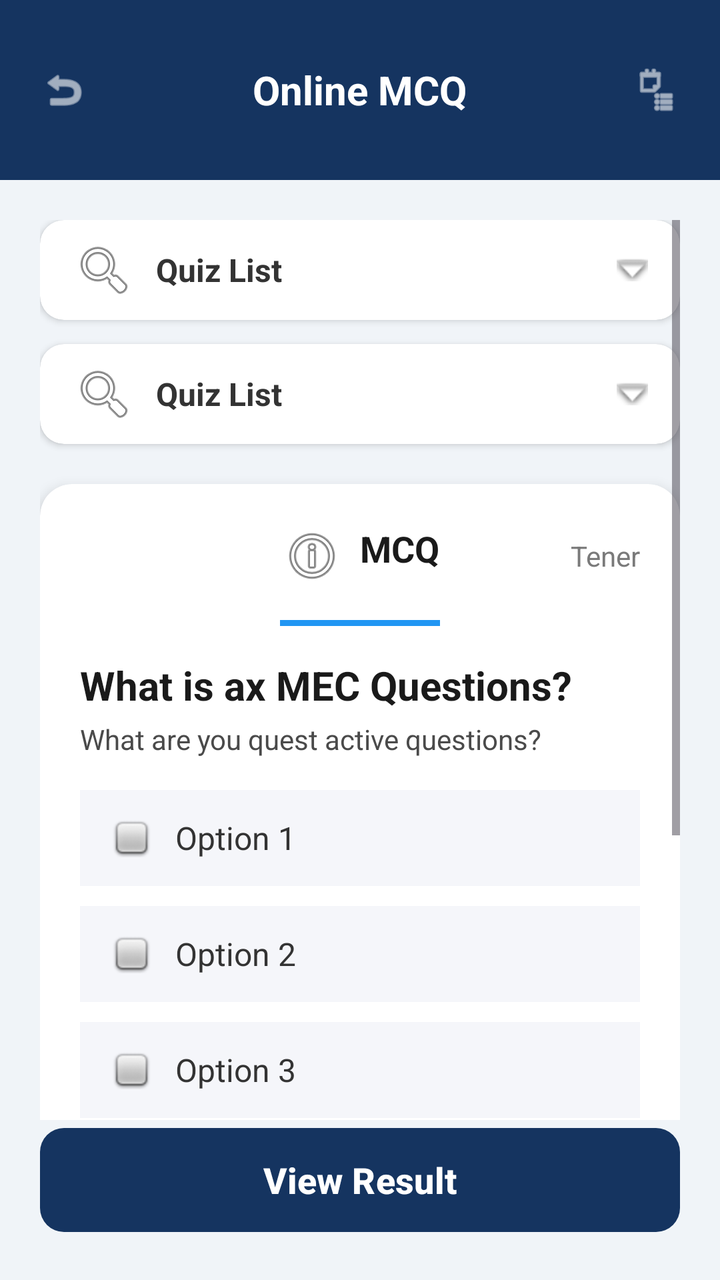
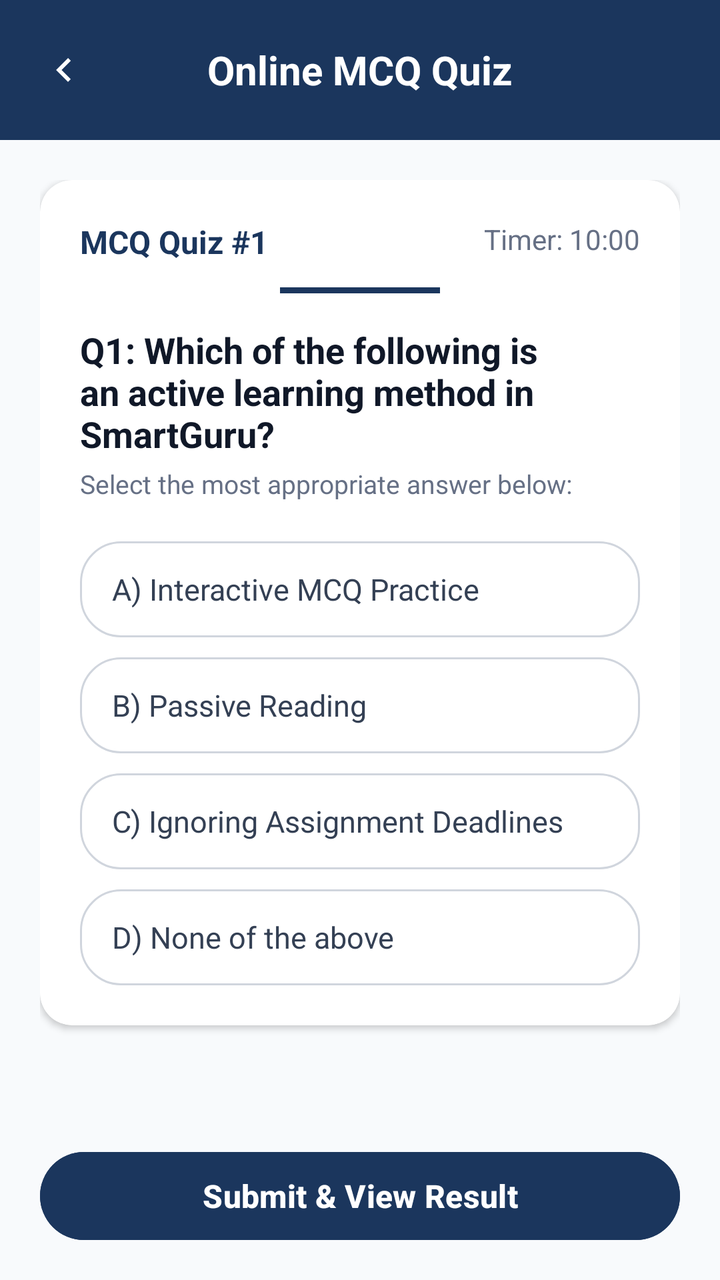

Before-and-after screenshots of an Android layout around one commit, followed by the original layout XML and the change that was made.
<!-- AndroidManifest.xml: application theme Theme.SmartGuru -->
<!-- res/layout/activity_quiz.xml -->
<?xml version="1.0" encoding="utf-8"?>
<RelativeLayout xmlns:android="http://schemas.android.com/apk/res/android"
    xmlns:app="http://schemas.android.com/apk/res-auto"
    android:layout_width="match_parent"
    android:layout_height="match_parent"
    android:background="#F0F4F8">

    
    <RelativeLayout
        android:id="@+id/headerLayout"
        android:layout_width="match_parent"
        android:layout_height="90dp"
        android:background="#153460"
        android:paddingHorizontal="20dp"
        android:paddingTop="30dp">

        <ImageView
            android:id="@+id/btnBack"
            android:layout_width="24dp"
            android:layout_height="24dp"
            android:layout_alignParentStart="true"
            android:layout_centerVertical="true"
            android:src="@android:drawable/ic_menu_revert"
            app:tint="#FFFFFF" />

        <TextView
            android:layout_width="wrap_content"
            android:layout_height="wrap_content"
            android:layout_centerInParent="true"
            android:text="Online MCQ"
            android:textColor="#FFFFFF"
            android:textSize="20sp"
            android:textStyle="bold" />

        <ImageView
            android:layout_width="24dp"
            android:layout_height="24dp"
            android:layout_alignParentEnd="true"
            android:layout_centerVertical="true"
            android:src="@android:drawable/ic_menu_agenda"
            app:tint="#FFFFFF" />
    </RelativeLayout>

    
    <com.google.android.material.button.MaterialButton
        android:id="@+id/btnViewResult"
        android:layout_width="match_parent"
        android:layout_height="60dp"
        android:layout_alignParentBottom="true"
        android:layout_marginHorizontal="20dp"
        android:layout_marginBottom="20dp"
        android:text="View Result"
        android:textAllCaps="false"
        android:textColor="#FFFFFF"
        android:textSize="18sp"
        android:textStyle="bold"
        app:backgroundTint="#153460"
        app:cornerRadius="12dp" />

    
    <ScrollView
        android:layout_width="match_parent"
        android:layout_height="match_parent"
        android:layout_above="@id/btnViewResult"
        android:layout_below="@id/headerLayout"
        android:clipToPadding="false"
        android:padding="20dp">

        <LinearLayout
            android:layout_width="match_parent"
            android:layout_height="wrap_content"
            android:orientation="vertical">

            
            <androidx.cardview.widget.CardView
                android:layout_width="match_parent"
                android:layout_height="50dp"
                android:layout_marginBottom="12dp"
                app:cardBackgroundColor="#FFFFFF"
                app:cardCornerRadius="12dp"
                app:cardElevation="2dp">

                <TextView
                    android:layout_width="match_parent"
                    android:layout_height="match_parent"
                    android:drawableStart="@android:drawable/ic_menu_search"
                    android:drawableEnd="@android:drawable/arrow_down_float"
                    android:drawablePadding="10dp"
                    android:gravity="center_vertical"
                    android:paddingHorizontal="16dp"
                    android:text="Quiz List"
                    android:textColor="#333333"
                    android:textSize="16sp"
                    android:textStyle="bold" />
            </androidx.cardview.widget.CardView>

            
            <androidx.cardview.widget.CardView
                android:layout_width="match_parent"
                android:layout_height="50dp"
                android:layout_marginBottom="20dp"
                app:cardBackgroundColor="#FFFFFF"
                app:cardCornerRadius="12dp"
                app:cardElevation="2dp">

                <TextView
                    android:layout_width="match_parent"
                    android:layout_height="match_parent"
                    android:drawableStart="@android:drawable/ic_menu_search"
                    android:drawableEnd="@android:drawable/arrow_down_float"
                    android:drawablePadding="10dp"
                    android:gravity="center_vertical"
                    android:paddingHorizontal="16dp"
                    android:text="Quiz List"
                    android:textColor="#333333"
                    android:textSize="16sp"
                    android:textStyle="bold" />
            </androidx.cardview.widget.CardView>

            
            <androidx.cardview.widget.CardView
                android:layout_width="match_parent"
                android:layout_height="wrap_content"
                android:layout_marginBottom="16dp"
                app:cardBackgroundColor="#FFFFFF"
                app:cardCornerRadius="16dp"
                app:cardElevation="4dp">

                <LinearLayout
                    android:layout_width="match_parent"
                    android:layout_height="wrap_content"
                    android:orientation="vertical"
                    android:padding="20dp">

                    
                    <RelativeLayout
                        android:layout_width="match_parent"
                        android:layout_height="wrap_content"
                        android:layout_marginBottom="16dp">

                        <TextView
                            android:layout_width="wrap_content"
                            android:layout_height="wrap_content"
                            android:layout_centerInParent="true"
                            android:drawableStart="@android:drawable/ic_menu_info_details"
                            android:drawablePadding="8dp"
                            android:text="MCQ"
                            android:textColor="#1A1A1A"
                            android:textSize="18sp"
                            android:textStyle="bold" />

                        <TextView
                            android:layout_width="wrap_content"
                            android:layout_height="wrap_content"
                            android:layout_alignParentEnd="true"
                            android:layout_centerVertical="true"
                            android:text="Tener"
                            android:textColor="#7A7A7A"
                            android:textSize="14sp" />
                    </RelativeLayout>

                    
                    <View
                        android:layout_width="80dp"
                        android:layout_height="3dp"
                        android:layout_gravity="center_horizontal"
                        android:layout_marginBottom="16dp"
                        android:background="#2196F3" />

                    
                    <TextView
                        android:layout_width="match_parent"
                        android:layout_height="wrap_content"
                        android:text="What is ax MEC Questions?"
                        android:textColor="#1A1A1A"
                        android:textSize="20sp"
                        android:textStyle="bold" />

                    <TextView
                        android:layout_width="match_parent"
                        android:layout_height="wrap_content"
                        android:layout_marginTop="4dp"
                        android:layout_marginBottom="16dp"
                        android:text="What are you quest active questions?"
                        android:textColor="#4A4A4A"
                        android:textSize="14sp" />

                    
                    
                    <TextView
                        android:layout_width="match_parent"
                        android:layout_height="48dp"
                        android:layout_marginBottom="10dp"
                        android:background="#F5F6FA"
                        android:drawableStart="@android:drawable/checkbox_off_background"
                        android:drawablePadding="12dp"
                        android:gravity="center_vertical"
                        android:paddingHorizontal="16dp"
                        android:text="Option 1"
                        android:textColor="#333333"
                        android:textSize="16sp" />

                    
                    <TextView
                        android:layout_width="match_parent"
                        android:layout_height="48dp"
                        android:layout_marginBottom="10dp"
                        android:background="#F5F6FA"
                        android:drawableStart="@android:drawable/checkbox_off_background"
                        android:drawablePadding="12dp"
                        android:gravity="center_vertical"
                        android:paddingHorizontal="16dp"
                        android:text="Option 2"
                        android:textColor="#333333"
                        android:textSize="16sp" />

                    
                    <TextView
                        android:layout_width="match_parent"
                        android:layout_height="48dp"
                        android:layout_marginBottom="10dp"
                        android:background="#F5F6FA"
                        android:drawableStart="@android:drawable/checkbox_off_background"
                        android:drawablePadding="12dp"
                        android:gravity="center_vertical"
                        android:paddingHorizontal="16dp"
                        android:text="Option 3"
                        android:textColor="#333333"
                        android:textSize="16sp" />

                    
                    <TextView
                        android:layout_width="match_parent"
                        android:layout_height="48dp"
                        android:background="#F5F6FA"
                        android:drawableStart="@android:drawable/checkbox_off_background"
                        android:drawablePadding="12dp"
                        android:gravity="center_vertical"
                        android:paddingHorizontal="16dp"
                        android:text="Option!"
                        android:textColor="#333333"
                        android:textSize="16sp" />
                </LinearLayout>
            </androidx.cardview.widget.CardView>

            
            <androidx.cardview.widget.CardView
                android:layout_width="match_parent"
                android:layout_height="wrap_content"
                app:cardBackgroundColor="#FFFFFF"
                app:cardCornerRadius="16dp"
                app:cardElevation="4dp">

                <LinearLayout
                    android:layout_width="match_parent"
                    android:layout_height="wrap_content"
                    android:orientation="vertical"
                    android:padding="20dp">

                    <RelativeLayout
                        android:layout_width="match_parent"
                        android:layout_height="wrap_content"
                        android:layout_marginBottom="8dp">

                        <TextView
                            android:layout_width="wrap_content"
                            android:layout_height="wrap_content"
                            android:text="Final Result"
                            android:textColor="#1A1A1A"
                            android:textSize="18sp"
                            android:textStyle="bold" />

                        <TextView
                            android:layout_width="wrap_content"
                            android:layout_height="wrap_content"
                            android:layout_alignParentEnd="true"
                            android:text="90"
                            android:textColor="#1A1A1A"
                            android:textSize="18sp"
                            android:textStyle="bold" />
                    </RelativeLayout>

                    <RelativeLayout
                        android:layout_width="match_parent"
                        android:layout_height="wrap_content">

                        <TextView
                            android:layout_width="wrap_content"
                            android:layout_height="wrap_content"
                            android:text="Final Result"
                            android:textColor="#4A4A4A"
                            android:textSize="16sp" />

                        <TextView
                            android:layout_width="wrap_content"
                            android:layout_height="wrap_content"
                            android:layout_alignParentEnd="true"
                            android:text="30"
                            android:textColor="#4A4A4A"
                            android:textSize="16sp" />
                    </RelativeLayout>
                </LinearLayout>
            </androidx.cardview.widget.CardView>

        </LinearLayout>
    </ScrollView>
</RelativeLayout>
<!-- resources referenced by this layout -->
<resources>
  <style name="Theme.SmartGuru" parent="Base.Theme.SmartGuru" />
  <style name="Base.Theme.SmartGuru" parent="Theme.Material3.DayNight.NoActionBar">
          
          
      </style>
</resources>

<!-- the commit's change to res/layout/activity_quiz.xml (unified diff, before → after) -->
@@ -1,18 +1,19 @@
 <?xml version="1.0" encoding="utf-8"?>
 <RelativeLayout xmlns:android="http://schemas.android.com/apk/res/android"
     xmlns:app="http://schemas.android.com/apk/res-auto"
+    xmlns:tools="http://schemas.android.com/tools"
     android:layout_width="match_parent"
     android:layout_height="match_parent"
-    android:background="#F0F4F8">
+    android:background="#F8FAFC"
+    tools:context=".QuizActivity">
 
     
     <RelativeLayout
         android:id="@+id/headerLayout"
         android:layout_width="match_parent"
-        android:layout_height="90dp"
-        android:background="#153460"
-        android:paddingHorizontal="20dp"
-        android:paddingTop="30dp">
+        android:layout_height="70dp"
+        android:background="@color/smart_blue"
+        android:paddingHorizontal="20dp">
 
         <ImageView
             android:id="@+id/btnBack"
@@ -20,42 +21,36 @@
             android:layout_height="24dp"
             android:layout_alignParentStart="true"
             android:layout_centerVertical="true"
-            android:src="@android:drawable/ic_menu_revert"
-            app:tint="#FFFFFF" />
+            android:clickable="true"
+            android:contentDescription="Back"
+            android:focusable="true"
+            android:src="@drawable/ic_back_arrow" />
 
         <TextView
             android:layout_width="wrap_content"
             android:layout_height="wrap_content"
             android:layout_centerInParent="true"
-            android:text="Online MCQ"
+            android:text="Online MCQ Quiz"
             android:textColor="#FFFFFF"
             android:textSize="20sp"
             android:textStyle="bold" />
 
-        <ImageView
-            android:layout_width="24dp"
-            android:layout_height="24dp"
-            android:layout_alignParentEnd="true"
-            android:layout_centerVertical="true"
-            android:src="@android:drawable/ic_menu_agenda"
-            app:tint="#FFFFFF" />
     </RelativeLayout>
 
     
-    <com.google.android.material.button.MaterialButton
+    <Button
         android:id="@+id/btnViewResult"
         android:layout_width="match_parent"
-        android:layout_height="60dp"
+        android:layout_height="52dp"
         android:layout_alignParentBottom="true"
         android:layout_marginHorizontal="20dp"
-        android:layout_marginBottom="20dp"
-        android:text="View Result"
+        android:layout_marginBottom="16dp"
+        android:backgroundTint="@color/smart_blue"
+        android:text="Submit &amp; View Result"
         android:textAllCaps="false"
         android:textColor="#FFFFFF"
-        android:textSize="18sp"
-        android:textStyle="bold"
-        app:backgroundTint="#153460"
-        app:cornerRadius="12dp" />
+        android:textSize="16sp"
+        android:textStyle="bold" />
 
     
     <ScrollView
@@ -74,57 +69,11 @@
             
             <androidx.cardview.widget.CardView
                 android:layout_width="match_parent"
-                android:layout_height="50dp"
-                android:layout_marginBottom="12dp"
-                app:cardBackgroundColor="#FFFFFF"
-                app:cardCornerRadius="12dp"
-                app:cardElevation="2dp">
-
-                <TextView
-                    android:layout_width="match_parent"
-                    android:layout_height="match_parent"
-                    android:drawableStart="@android:drawable/ic_menu_search"
-                    android:drawableEnd="@android:drawable/arrow_down_float"
-                    android:drawablePadding="10dp"
-                    android:gravity="center_vertical"
-                    android:paddingHorizontal="16dp"
-                    android:text="Quiz List"
-                    android:textColor="#333333"
-                    android:textSize="16sp"
-                    android:textStyle="bold" />
-            </androidx.cardview.widget.CardView>
-
-            
-            <androidx.cardview.widget.CardView
-                android:layout_width="match_parent"
-                android:layout_height="50dp"
+                android:layout_height="wrap_content"
                 android:layout_marginBottom="20dp"
                 app:cardBackgroundColor="#FFFFFF"
-                app:cardCornerRadius="12dp"
+                app:cardCornerRadius="16dp"
                 app:cardElevation="2dp">
-
-                <TextView
-                    android:layout_width="match_parent"
-                    android:layout_height="match_parent"
-                    android:drawableStart="@android:drawable/ic_menu_search"
-                    android:drawableEnd="@android:drawable/arrow_down_float"
-                    android:drawablePadding="10dp"
-                    android:gravity="center_vertical"
-                    android:paddingHorizontal="16dp"
-                    android:text="Quiz List"
-                    android:textColor="#333333"
-                    android:textSize="16sp"
-                    android:textStyle="bold" />
-            </androidx.cardview.widget.CardView>
-
-            
-            <androidx.cardview.widget.CardView
-                android:layout_width="match_parent"
-                android:layout_height="wrap_content"
-                android:layout_marginBottom="16dp"
-                app:cardBackgroundColor="#FFFFFF"
-                app:cardCornerRadius="16dp"
-                app:cardElevation="4dp">
 
                 <LinearLayout
                     android:layout_width="match_parent"
@@ -136,26 +85,23 @@
                     <RelativeLayout
                         android:layout_width="match_parent"
                         android:layout_height="wrap_content"
-                        android:layout_marginBottom="16dp">
-
-                        <TextView
-                            android:layout_width="wrap_content"
-                            android:layout_height="wrap_content"
-                            android:layout_centerInParent="true"
-                            android:drawableStart="@android:drawable/ic_menu_info_details"
-                            android:drawablePadding="8dp"
-                            android:text="MCQ"
-                            android:textColor="#1A1A1A"
-                            android:textSize="18sp"
+                        android:layout_marginBottom="12dp">
+
+                        <TextView
+                            android:layout_width="wrap_content"
+                            android:layout_height="wrap_content"
+                            android:layout_alignParentStart="true"
+                            android:text="MCQ Quiz #1"
+                            android:textColor="@color/smart_blue"
+                            android:textSize="16sp"
                             android:textStyle="bold" />
 
                         <TextView
                             android:layout_width="wrap_content"
                             android:layout_height="wrap_content"
                             android:layout_alignParentEnd="true"
-                            android:layout_centerVertical="true"
-                            android:text="Tener"
-                            android:textColor="#7A7A7A"
+                            android:text="Timer: 10:00"
+                            android:textColor="#667085"
                             android:textSize="14sp" />
                     </RelativeLayout>
 
@@ -165,91 +111,99 @@
                         android:layout_height="3dp"
                         android:layout_gravity="center_horizontal"
                         android:layout_marginBottom="16dp"
-                        android:background="#2196F3" />
-
-                    
-                    <TextView
-                        android:layout_width="match_parent"
-                        android:layout_height="wrap_content"
-                        android:text="What is ax MEC Questions?"
-                        android:textColor="#1A1A1A"
-                        android:textSize="20sp"
+                        android:background="@color/smart_blue" />
+
+                    
+                    <TextView
+                        android:id="@+id/tvQuestionTitle"
+                        android:layout_width="match_parent"
+                        android:layout_height="wrap_content"
+                        android:text="Q1: Which of the following is an active learning method in SmartGuru?"
+                        android:textColor="#101828"
+                        android:textSize="18sp"
                         android:textStyle="bold" />
 
                     <TextView
                         android:layout_width="match_parent"
                         android:layout_height="wrap_content"
                         android:layout_marginTop="4dp"
-                        android:layout_marginBottom="16dp"
-                        android:text="What are you quest active questions?"
-                        android:textColor="#4A4A4A"
-                        android:textSize="14sp" />
-
-                    
-                    
-                    <TextView
+                        android:layout_marginBottom="20dp"
+                        android:text="Select the most appropriate answer below:"
+                        android:textColor="#667085"
+                        android:textSize="13sp" />
+
+                    
+                    
+                    <TextView
+                        android:id="@+id/option1"
                         android:layout_width="match_parent"
                         android:layout_height="48dp"
                         android:layout_marginBottom="10dp"
-                        android:background="#F5F6FA"
-                        android:drawableStart="@android:drawable/checkbox_off_background"
-                        android:drawablePadding="12dp"
-                        android:gravity="center_vertical"
-                        android:paddingHorizontal="16dp"
-                        android:text="Option 1"
-                        android:textColor="#333333"
-                        android:textSize="16sp" />
-
-                    
-                    <TextView
+                        android:background="@drawable/bg_role_unselected"
+                        android:clickable="true"
+                        android:focusable="true"
+                        android:gravity="center_vertical"
+                        android:paddingHorizontal="16dp"
+                        android:text="A) Interactive MCQ Practice"
+                        android:textColor="#344054"
+                        android:textSize="15sp" />
+
+                    
+                    <TextView
+                        android:id="@+id/option2"
                         android:layout_width="match_parent"
                         android:layout_height="48dp"
                         android:layout_marginBottom="10dp"
-                        android:background="#F5F6FA"
-                        android:drawableStart="@android:drawable/checkbox_off_background"
-                        android:drawablePadding="12dp"
-                        android:gravity="center_vertical"
-                        android:paddingHorizontal="16dp"
-                        android:text="Option 2"
-                        android:textColor="#333333"
-                        android:textSize="16sp" />
-
-                    
-                    <TextView
+                        android:background="@drawable/bg_role_unselected"
+                        android:clickable="true"
+                        android:focusable="true"
+                        android:gravity="center_vertical"
+                        android:paddingHorizontal="16dp"
+                        android:text="B) Passive Reading"
+                        android:textColor="#344054"
+                        android:textSize="15sp" />
+
+                    
+                    <TextView
+                        android:id="@+id/option3"
                         android:layout_width="match_parent"
                         android:layout_height="48dp"
                         android:layout_marginBottom="10dp"
-                        android:background="#F5F6FA"
-                        android:drawableStart="@android:drawable/checkbox_off_background"
-                        android:drawablePadding="12dp"
-                        android:gravity="center_vertical"
-                        android:paddingHorizontal="16dp"
-                        android:text="Option 3"
-                        android:textColor="#333333"
-                        android:textSize="16sp" />
-
-                    
-                    <TextView
-                        android:layout_width="match_parent"
-                        android:layout_height="48dp"
-                        android:background="#F5F6FA"
-                        android:drawableStart="@android:drawable/checkbox_off_background"
-                        android:drawablePadding="12dp"
-                        android:gravity="center_vertical"
-                        android:paddingHorizontal="16dp"
-                        android:text="Option!"
-                        android:textColor="#333333"
-                        android:textSize="16sp" />
+                        android:background="@drawable/bg_role_unselected"
+                        android:clickable="true"
+                        android:focusable="true"
+                        android:gravity="center_vertical"
+                        android:paddingHorizontal="16dp"
+                        android:text="C) Ignoring Assignment Deadlines"
+                        android:textColor="#344054"
+                        android:textSize="15sp" />
+
+                    
+                    <TextView
+                        android:id="@+id/option4"
+                        android:layout_width="match_parent"
+                        android:layout_height="48dp"
+                        android:background="@drawable/bg_role_unselected"
+                        android:clickable="true"
+                        android:focusable="true"
+                        android:gravity="center_vertical"
+                        android:paddingHorizontal="16dp"
+                        android:text="D) None of the above"
+                        android:textColor="#344054"
+                        android:textSize="15sp" />
+
                 </LinearLayout>
             </androidx.cardview.widget.CardView>
 
             
             <androidx.cardview.widget.CardView
+                android:id="@+id/cardResult"
                 android:layout_width="match_parent"
                 android:layout_height="wrap_content"
+                android:visibility="gone"
                 app:cardBackgroundColor="#FFFFFF"
                 app:cardCornerRadius="16dp"
-                app:cardElevation="4dp">
+                app:cardElevation="2dp">
 
                 <LinearLayout
                     android:layout_width="match_parent"
@@ -265,40 +219,30 @@
                         <TextView
                             android:layout_width="wrap_content"
                             android:layout_height="wrap_content"
-                            android:text="Final Result"
-                            android:textColor="#1A1A1A"
+                            android:text="Final Result Score"
+                            android:textColor="#101828"
                             android:textSize="18sp"
                             android:textStyle="bold" />
 
                         <TextView
+                            android:id="@+id/tvScore"
                             android:layout_width="wrap_content"
                             android:layout_height="wrap_content"
                             android:layout_alignParentEnd="true"
-                            android:text="90"
-                            android:textColor="#1A1A1A"
+                            android:text="100 / 100"
+                            android:textColor="@color/guru_orange"
                             android:textSize="18sp"
                             android:textStyle="bold" />
                     </RelativeLayout>
 
-                    <RelativeLayout
-                        android:layout_width="match_parent"
-                        android:layout_height="wrap_content">
-
-                        <TextView
-                            android:layout_width="wrap_content"
-                            android:layout_height="wrap_content"
-                            android:text="Final Result"
-                            android:textColor="#4A4A4A"
-                            android:textSize="16sp" />
-
-                        <TextView
-                            android:layout_width="wrap_content"
-                            android:layout_height="wrap_content"
-                            android:layout_alignParentEnd="true"
-                            android:text="30"
-                            android:textColor="#4A4A4A"
-                            android:textSize="16sp" />
-                    </RelativeLayout>
+                    <TextView
+                        android:id="@+id/tvResultMessage"
+                        android:layout_width="match_parent"
+                        android:layout_height="wrap_content"
+                        android:text="Congratulations! You answered correctly."
+                        android:textColor="#12B76A"
+                        android:textSize="14sp" />
+
                 </LinearLayout>
             </androidx.cardview.widget.CardView>
 
<!-- resource entries referenced after the edit -->
@@ -1,5 +1,28 @@
 <!-- resources referenced by this layout -->
 <resources>
+  <color name="guru_orange">#F37321</color>
+  <color name="smart_blue">#1B365D</color>
+  <!-- drawable bg_role_unselected (drawable) -->
+  <?xml version="1.0" encoding="utf-8"?>
+  <shape xmlns:android="http://schemas.android.com/apk/res/android"
+      android:shape="rectangle">
+      <solid android:color="#FFFFFF" />
+      <stroke
+          android:width="1dp"
+          android:color="#D0D5DD" />
+      <corners android:radius="20dp" />
+  </shape>
+  <!-- drawable ic_back_arrow (drawable) -->
+  <?xml version="1.0" encoding="utf-8"?>
+  <vector xmlns:android="http://schemas.android.com/apk/res/android"
+      android:width="24dp"
+      android:height="24dp"
+      android:viewportWidth="24"
+      android:viewportHeight="24">
+      <path
+          android:fillColor="#FFFFFF"
+          android:pathData="M15.41,16.59L10.83,12l4.58,-4.59L14,6l-6,6 6,6 1.41,-1.41z" />
+  </vector>
   <style name="Theme.SmartGuru" parent="Base.Theme.SmartGuru" />
   <style name="Base.Theme.SmartGuru" parent="Theme.Material3.DayNight.NoActionBar">
           
